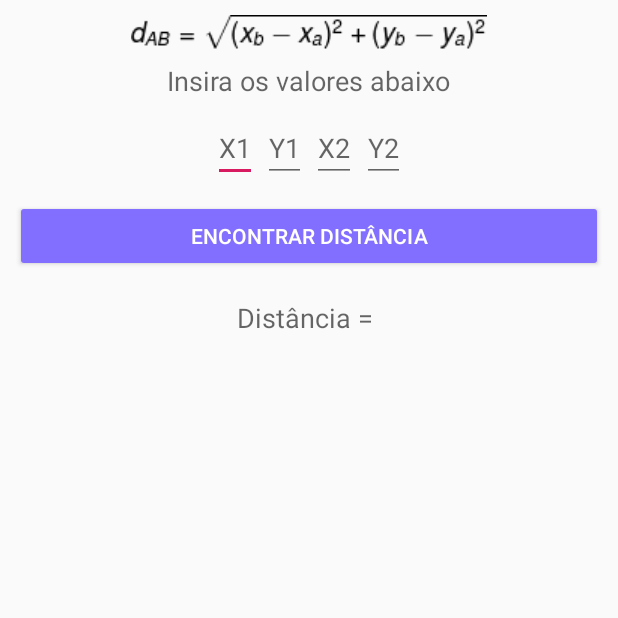
After one commit to EduardoZortea18/SafeBeta, an Android app: the fragment DistanciaEntrePontos shown on its own in the app's theme, on a phone screen of 412 x 824 dp, the top half of it. The commit adds this screen. Run offline under Robolectric (Android 15) with nearby library versions, the phone set to English and light mode, and no system bars.

Commit message:
Ferramentas de cálculo atualizadas:
-Distância entre pontos(Pronto);

Ainda há o que revisar!!

```diff
--- a/app/src/main/java/com/example/safe_v02/Ferramentas_de_calculo/InicioCalculadora.java
+++ b/app/src/main/java/com/example/safe_v02/Ferramentas_de_calculo/InicioCalculadora.java
@@ -18,6 +18,7 @@ import com.example.safe_v02.Ferramentas_de_calculo.Fisica.Empuxo;
 import com.example.safe_v02.Ferramentas_de_calculo.Fisica.MRU;
 import com.example.safe_v02.Ferramentas_de_calculo.Fisica.Torricelli;
 import com.example.safe_v02.Ferramentas_de_calculo.Matematica.Bhaskara;
+import com.example.safe_v02.Ferramentas_de_calculo.Matematica.DistanciaEntrePontos;
 import com.example.safe_v02.Ferramentas_de_calculo.Matematica.RegraDeTres;
 import com.example.safe_v02.R;
 
@@ -89,6 +90,11 @@ public class InicioCalculadora extends AppCompatActivity implements AdapterView.
                         .beginTransaction()
                         .replace(R.id.container_calculadora, new Distancia()).commit();
                 break;
+            case "Distância entre dois pontos":
+                getSupportFragmentManager()
+                        .beginTransaction()
+                        .replace(R.id.container_calculadora, new DistanciaEntrePontos()).commit();
+                break;
             case "Empuxo":
                 getSupportFragmentManager()
                         .beginTransaction()
--- a/app/src/main/java/com/example/safe_v02/Ferramentas_de_calculo/Matematica/Bhaskara.java
+++ b/app/src/main/java/com/example/safe_v02/Ferramentas_de_calculo/Matematica/Bhaskara.java
@@ -12,6 +12,7 @@ import android.view.ViewGroup;
 import android.widget.Button;
 import android.widget.EditText;
 import android.widget.TextView;
+import android.widget.Toast;
 
 import com.example.safe_v02.R;
 
@@ -36,6 +37,7 @@ public class Bhaskara extends Fragment {
         btnResolverBhaskara.setOnClickListener(new View.OnClickListener() {
             @Override
             public void onClick(View v) {
+                if((txtA.getText().toString().length()>0)&&(txtB.getText().toString().length()>0)&&(txtC.getText().toString().length()>0)){
                     Double a,b,c,x1,x2,delta;
                     a= Double.parseDouble(txtA.getText().toString());
                     b= Double.parseDouble(txtB.getText().toString());
@@ -61,6 +63,10 @@ public class Bhaskara extends Fragment {
 
                     }
                 }
+                else{
+                    Toast.makeText(getActivity(), "Você deve preencher todos os campos para realizar a operação", Toast.LENGTH_SHORT).show();
+                }
+            }
         });
         return view;
     }
--- /dev/null
+++ b/app/src/main/java/com/example/safe_v02/Ferramentas_de_calculo/Matematica/DistanciaEntrePontos.java
@@ -0,0 +1,65 @@
+package com.example.safe_v02.Ferramentas_de_calculo.Matematica;
+
+
+import android.os.Bundle;
+
+import androidx.fragment.app.Fragment;
+
+import android.view.LayoutInflater;
+import android.view.View;
+import android.view.ViewGroup;
+import android.widget.Button;
+import android.widget.EditText;
+import android.widget.TextView;
+import android.widget.Toast;
+
+import com.example.safe_v02.R;
+
+import java.text.DecimalFormat;
+
+public class DistanciaEntrePontos extends Fragment {
+
+    EditText txtX1,txtY1,txtX2,txtY2;
+    Button btnResolver;
+    TextView txtResultado;
+
+    @Override
+    public View onCreateView(LayoutInflater inflater, ViewGroup container,
+                             Bundle savedInstanceState) {
+        View view = inflater.inflate(R.layout.fragment_distancia_entre_pontos, container, false);
+
+        txtX1 = (EditText)view.findViewById(R.id.txtDistanciaPontos1);
+        txtY1 = (EditText)view.findViewById(R.id.txtDistanciaPontos2);
+        txtX2 = (EditText)view.findViewById(R.id.txtDistanciaPontos3);
+        txtY2 = (EditText)view.findViewById(R.id.txtDistanciaPontos4);
+        txtResultado = (TextView)view.findViewById(R.id.txtDistanciaPonto5);
+
+
+        btnResolver = (Button)view.findViewById(R.id.btnDistanciaPontos);
+        btnResolver.setOnClickListener(new View.OnClickListener() {
+            @Override
+            public void onClick(View v) {
+                float x1=0,x2=0,y1=0,y2=0;
+                double distancia=0;
+
+                if((txtX1.getText().toString().length()>0)&&(txtY1.getText().toString().length()>0)&&(txtX2.getText().toString().length()>0)&&(txtY2.getText().toString().length()>0)){
+                    x1=Float.parseFloat(txtX1.getText().toString());
+                    y1=Float.parseFloat(txtY1.getText().toString());
+                    x2=Float.parseFloat(txtX2.getText().toString());
+                    y2=Float.parseFloat(txtY2.getText().toString());
+
+                    distancia = Math.sqrt((Math.pow((x2-x1),2))+(Math.pow((y2-y1),2)));
+                    DecimalFormat df = new DecimalFormat("0.00");
+                    txtResultado.setText("Distância = "+df.format(distancia));
+                }
+                else{
+                    Toast.makeText(getActivity(), "Você deve preencher todos os campos para continuar", Toast.LENGTH_SHORT).show();
+                }
+
+            }
+        });
+
+        return view;
+    }
+
+}
--- a/app/src/main/java/com/example/safe_v02/Ferramentas_de_calculo/Matematica/RegraDeTres.java
+++ b/app/src/main/java/com/example/safe_v02/Ferramentas_de_calculo/Matematica/RegraDeTres.java
@@ -38,6 +38,7 @@ public class RegraDeTres extends Fragment {
         btnResolver.setOnClickListener(new View.OnClickListener() {
             @Override
             public void onClick(View v) {
+                if((txtN1.getText().toString().length()>0)&&(txtN2.getText().toString().length()>0)&&(txtN3.getText().toString().length()>0)&&(txtN4.getText().toString().length()>0)){
                     Float n1, n2, n3, n4, x;
                     String resultado;
                     if (txtN1.getText().toString().equalsIgnoreCase("x")) {
@@ -73,6 +74,10 @@ public class RegraDeTres extends Fragment {
                                 "Erro!", Toast.LENGTH_LONG).show();
                     }
                 }
+                else{
+                    Toast.makeText(getActivity(), "Você deve preencher todos os campos para realizar a operação", Toast.LENGTH_SHORT).show();
+                }
+            }
         });
         return view;
     }
--- /dev/null
+++ b/app/src/main/res/layout/fragment_distancia_entre_pontos.xml
@@ -0,0 +1,107 @@
+<?xml version="1.0" encoding="utf-8"?>
+<ScrollView xmlns:android="http://schemas.android.com/apk/res/android"
+    xmlns:tools="http://schemas.android.com/tools"
+    android:layout_width="match_parent"
+    android:layout_height="match_parent"
+    tools:context=".Ferramentas_de_calculo.Matematica.DistanciaEntrePontos">
+
+    <LinearLayout
+        android:layout_width="match_parent"
+        android:layout_height="match_parent"
+        android:orientation="vertical">
+
+        <ImageView
+            android:layout_marginTop="10dp"
+            android:layout_width="wrap_content"
+            android:layout_height="wrap_content"
+            android:layout_gravity="center_horizontal"
+            android:src="@drawable/distancia_pontos"/>
+
+        <TextView
+            android:layout_marginTop="10dp"
+            android:layout_width="wrap_content"
+            android:layout_height="wrap_content"
+            android:layout_margin="8dp"
+            android:layout_gravity="center_horizontal"
+            android:textAppearance="@style/TextAppearance.AppCompat.Medium"
+            android:text="Insira os valores abaixo" />
+
+        <LinearLayout
+            android:layout_width="wrap_content"
+            android:layout_height="wrap_content"
+            android:orientation="horizontal"
+            android:layout_gravity="center_horizontal"
+            >
+
+            <EditText
+                android:layout_width="wrap_content"
+                android:layout_height="wrap_content"
+                android:maxWidth="200dp"
+                android:maxHeight="200dp"
+                android:id="@+id/txtDistanciaPontos1"
+                android:inputType="numberDecimal"
+                android:digits="-.0123456789"
+                android:layout_margin="2dp"
+                android:hint="X1"
+                />
+
+            <EditText
+                android:layout_width="wrap_content"
+                android:layout_height="wrap_content"
+                android:maxWidth="200dp"
+                android:maxHeight="200dp"
+                android:id="@+id/txtDistanciaPontos2"
+                android:inputType="numberDecimal"
+                android:digits="-.0123456789"
+                android:layout_margin="2dp"
+                android:hint="Y1"
+                />
+
+            <EditText
+                android:layout_width="wrap_content"
+                android:layout_height="wrap_content"
+                android:maxWidth="200dp"
+                android:maxHeight="200dp"
+                android:id="@+id/txtDistanciaPontos3"
+                android:inputType="numberDecimal"
+                android:digits="-.0123456789"
+                android:layout_margin="2dp"
+                android:hint="X2"
+                />
+
+            <EditText
+                android:layout_width="wrap_content"
+                android:layout_height="wrap_content"
+                android:maxWidth="200dp"
+                android:maxHeight="200dp"
+                android:id="@+id/txtDistanciaPontos4"
+                android:inputType="numberDecimal"
+                android:digits="-.0123456789"
+                android:layout_margin="2dp"
+                android:hint="Y2"
+                />
+        </LinearLayout>
+
+        <Button
+            android:layout_width="match_parent"
+            android:layout_height="wrap_content"
+            android:layout_gravity="center_horizontal"
+            android:id="@+id/btnDistanciaPontos"
+            android:text="Encontrar distância"
+            android:textColor="@color/Branco"
+            android:layout_margin="10dp"
+            android:backgroundTint="@color/AzulClaro"/>
+
+        <TextView
+            android:layout_marginTop="10dp"
+            android:layout_width="wrap_content"
+            android:layout_height="wrap_content"
+            android:layout_margin="8dp"
+            android:id="@+id/txtDistanciaPonto5"
+            android:layout_gravity="center_horizontal"
+            android:textAppearance="@style/TextAppearance.AppCompat.Medium"
+            android:text="Distância = " />
+
+    </LinearLayout>
+
+</ScrollView>
--- a/app/src/main/res/layout/fragment_estatisticas.xml
+++ b/app/src/main/res/layout/fragment_estatisticas.xml
@@ -37,5 +37,8 @@
         android:id="@+id/listaEstatisticas"
         android:layout_margin="14dp"
         android:layout_below="@id/txtStats1"
+        android:clickable="false"
+        android:focusable="false"
+        android:listSelector="@android:color/transparent"
         />
 </RelativeLayout>
--- a/app/src/main/res/values/strings.xml
+++ b/app/src/main/res/values/strings.xml
@@ -51,6 +51,7 @@
 
     <string-array name="array_matematica">
         <item>Selecione uma operação</item>
+        <item>Distância entre dois pontos</item>
         <item>Equação do 2º grau</item>
         <item>Regra de três simples</item>
     </string-array>
```
Also changed, not shown: app/src/main/res/layout/fragment_regra_de_tres.xml (+16 -12 lines), app/src/main/res/drawable/distancia_pontos.jpeg (added). Lines whose indentation alone changed are shown as unchanged.
